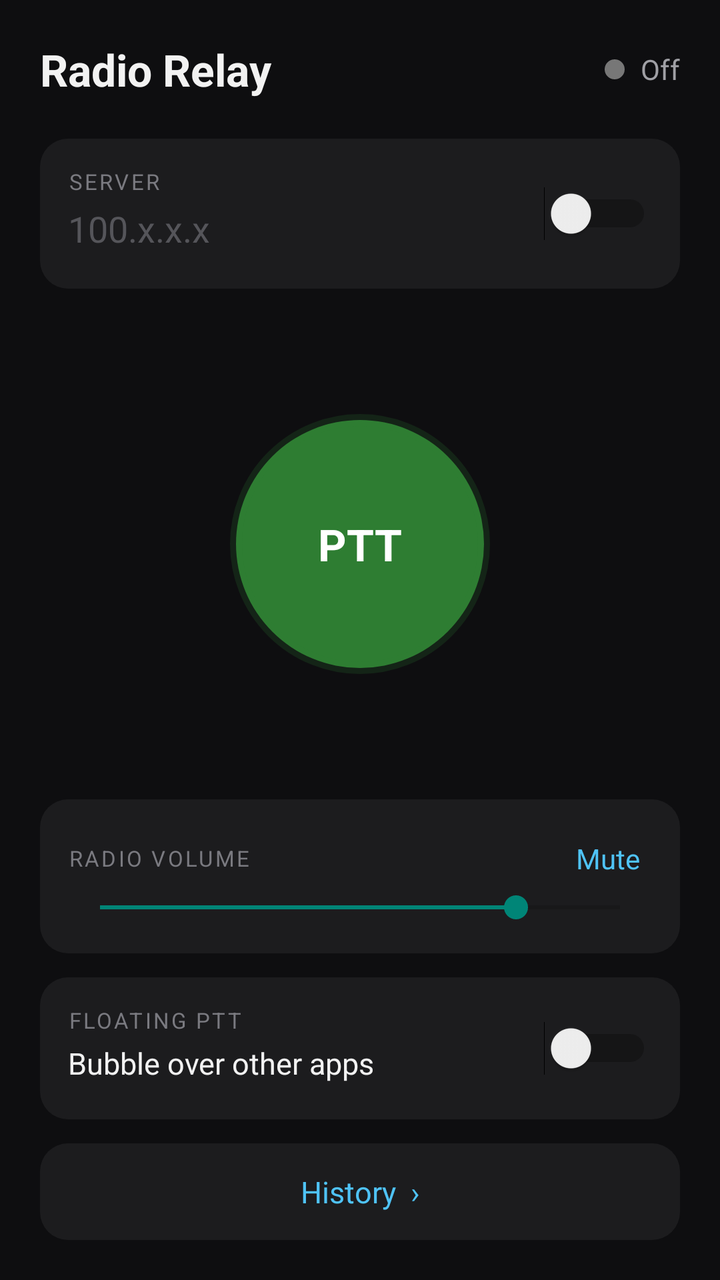
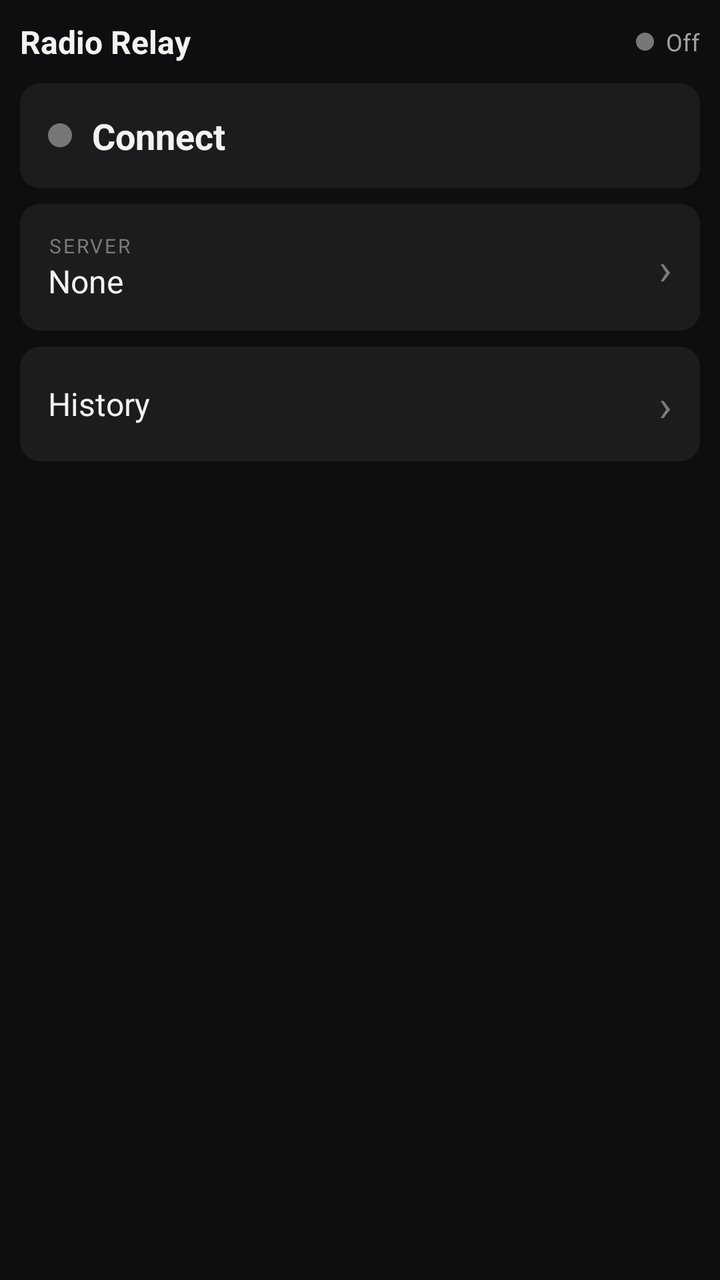

Compare the two renders of this Android layout. The source of the first and the diff that turns it into the second are given below.
<!-- AndroidManifest.xml: application theme Theme.AppCompat.DayNight.NoActionBar -->
<!-- res/layout/activity_main.xml -->
<?xml version="1.0" encoding="utf-8"?>
<LinearLayout xmlns:android="http://schemas.android.com/apk/res/android"
    android:layout_width="match_parent" android:layout_height="match_parent"
    android:orientation="vertical" android:padding="20dp" android:background="#0E0E10">

    
    <LinearLayout android:layout_width="match_parent" android:layout_height="wrap_content" android:orientation="horizontal" android:gravity="center_vertical">
        <TextView android:layout_width="0dp" android:layout_weight="1" android:layout_height="wrap_content"
            android:text="Radio Relay" android:textColor="#F2F2F2" android:textSize="22sp" android:textStyle="bold"/>
        <View android:id="@+id/rxDot" android:layout_width="8dp" android:layout_height="8dp" android:background="@drawable/rx_dot" android:layout_marginEnd="10dp" android:visibility="invisible"/>
        <View android:id="@+id/dot" android:layout_width="10dp" android:layout_height="10dp" android:background="@drawable/status_dot" android:layout_marginEnd="8dp"/>
        <TextView android:id="@+id/status" android:layout_width="wrap_content" android:layout_height="wrap_content"
            android:text="Off" android:textColor="#A0A0A5" android:textSize="14sp"/>
    </LinearLayout>

    
    <LinearLayout android:layout_width="match_parent" android:layout_height="wrap_content" android:orientation="horizontal"
        android:gravity="center_vertical" android:background="@drawable/card_bg" android:padding="14dp" android:layout_marginTop="20dp">
        <LinearLayout android:layout_width="0dp" android:layout_weight="1" android:layout_height="wrap_content" android:orientation="vertical">
            <TextView android:layout_width="wrap_content" android:layout_height="wrap_content" android:text="SERVER" android:textColor="#7A7A80" android:textSize="11sp" android:letterSpacing="0.1"/>
            <EditText android:id="@+id/host" android:layout_width="match_parent" android:layout_height="wrap_content"
                android:hint="100.x.x.x" android:inputType="textUri" android:imeOptions="actionDone" android:background="@null"
                android:textColor="#F2F2F2" android:textColorHint="#55555A" android:textSize="18sp" android:paddingVertical="4dp"/>
        </LinearLayout>
        <Switch android:id="@+id/link" android:layout_width="wrap_content" android:layout_height="wrap_content" android:layout_marginStart="12dp"/>
    </LinearLayout>

    
    <FrameLayout android:layout_width="match_parent" android:layout_height="0dp" android:layout_weight="1">
        <View android:id="@+id/ptt" android:layout_width="130dp" android:layout_height="130dp" android:layout_gravity="center"
            android:background="@drawable/ptt_circle" android:contentDescription="Push to talk"/>
        <TextView android:id="@+id/pttLabel" android:layout_width="wrap_content" android:layout_height="wrap_content" android:layout_gravity="center"
            android:text="PTT" android:textColor="#FFFFFF" android:textSize="22sp" android:textStyle="bold" android:clickable="false"/>
    </FrameLayout>

    
    <LinearLayout android:layout_width="match_parent" android:layout_height="wrap_content" android:orientation="vertical"
        android:background="@drawable/card_bg" android:padding="14dp">
        <LinearLayout android:layout_width="match_parent" android:layout_height="wrap_content" android:orientation="horizontal" android:gravity="center_vertical">
            <TextView android:layout_width="0dp" android:layout_weight="1" android:layout_height="wrap_content" android:text="RADIO VOLUME" android:textColor="#7A7A80" android:textSize="11sp" android:letterSpacing="0.1"/>
            <TextView android:id="@+id/mute" android:layout_width="wrap_content" android:layout_height="wrap_content" android:text="Mute"
                android:textColor="#4FC3F7" android:textSize="14sp" android:padding="6dp" android:clickable="true" android:focusable="true"/>
        </LinearLayout>
        <SeekBar android:id="@+id/volume" android:layout_width="match_parent" android:layout_height="wrap_content" android:max="100" android:progress="80"/>
    </LinearLayout>

    <LinearLayout android:layout_width="match_parent" android:layout_height="wrap_content" android:orientation="horizontal"
        android:gravity="center_vertical" android:background="@drawable/card_bg" android:padding="14dp" android:layout_marginTop="12dp">
        <LinearLayout android:layout_width="0dp" android:layout_weight="1" android:layout_height="wrap_content" android:orientation="vertical">
            <TextView android:layout_width="wrap_content" android:layout_height="wrap_content" android:text="FLOATING PTT" android:textColor="#7A7A80" android:textSize="11sp" android:letterSpacing="0.1"/>
            <TextView android:id="@+id/overlay" android:layout_width="wrap_content" android:layout_height="wrap_content"
                android:text="Bubble over other apps" android:textColor="#F2F2F2" android:textSize="15sp" android:paddingVertical="4dp"
                android:clickable="true" android:focusable="true"/>
        </LinearLayout>
        <Switch android:id="@+id/bubble" android:layout_width="wrap_content" android:layout_height="wrap_content" android:layout_marginStart="12dp"/>
    </LinearLayout>
    
    <TextView android:id="@+id/history" android:layout_width="match_parent" android:layout_height="wrap_content"
        android:text="History  ›" android:textColor="#4FC3F7" android:textSize="15sp" android:gravity="center"
        android:background="@drawable/card_bg" android:padding="14dp" android:layout_marginTop="12dp" android:clickable="true" android:focusable="true"/>
</LinearLayout>
<!-- resources referenced by this layout -->
<resources>
  <!-- drawable card_bg (drawable) -->
  <?xml version="1.0" encoding="utf-8"?>
  <shape xmlns:android="http://schemas.android.com/apk/res/android" android:shape="rectangle">
      <solid android:color="#1C1C1E"/><corners android:radius="14dp"/>
  </shape>
  <!-- drawable ptt_circle (drawable) -->
  <?xml version="1.0" encoding="utf-8"?>
  <selector xmlns:android="http://schemas.android.com/apk/res/android">
      <item android:state_enabled="false">
          <shape android:shape="oval"><solid android:color="#2A2A2A"/><stroke android:width="2dp" android:color="#3A3A3A"/></shape>
      </item>
      <item android:state_pressed="true">
          <shape android:shape="oval"><solid android:color="#E53935"/><stroke android:width="6dp" android:color="#66E53935"/></shape>
      </item>
      <item>
          <shape android:shape="oval"><solid android:color="#2E7D32"/><stroke android:width="6dp" android:color="#332E7D32"/></shape>
      </item>
  </selector>
  <!-- drawable rx_dot (drawable) -->
  <?xml version="1.0" encoding="utf-8"?>
  <shape xmlns:android="http://schemas.android.com/apk/res/android" android:shape="oval">
      <solid android:color="#4FC3F7"/><stroke android:width="2dp" android:color="#664FC3F7"/>
  </shape>
  <!-- drawable status_dot (drawable) -->
  <?xml version="1.0" encoding="utf-8"?>
  <shape xmlns:android="http://schemas.android.com/apk/res/android" android:shape="oval">
      <solid android:color="#777777"/><size android:width="10dp" android:height="10dp"/>
  </shape>
</resources>

<!-- the commit's change to res/layout/activity_main.xml (unified diff, before → after) -->
@@ -1,61 +1,53 @@
 <?xml version="1.0" encoding="utf-8"?>
 <LinearLayout xmlns:android="http://schemas.android.com/apk/res/android"
     android:layout_width="match_parent" android:layout_height="match_parent"
-    android:orientation="vertical" android:padding="20dp" android:background="#0E0E10">
+    android:orientation="vertical" android:padding="10dp" android:background="#0E0E10">
 
     
-    <LinearLayout android:layout_width="match_parent" android:layout_height="wrap_content" android:orientation="horizontal" android:gravity="center_vertical">
+    <LinearLayout android:layout_width="match_parent" android:layout_height="wrap_content"
+        android:orientation="horizontal" android:gravity="center_vertical" android:paddingBottom="10dp">
         <TextView android:layout_width="0dp" android:layout_weight="1" android:layout_height="wrap_content"
-            android:text="Radio Relay" android:textColor="#F2F2F2" android:textSize="22sp" android:textStyle="bold"/>
-        <View android:id="@+id/rxDot" android:layout_width="8dp" android:layout_height="8dp" android:background="@drawable/rx_dot" android:layout_marginEnd="10dp" android:visibility="invisible"/>
-        <View android:id="@+id/dot" android:layout_width="10dp" android:layout_height="10dp" android:background="@drawable/status_dot" android:layout_marginEnd="8dp"/>
+            android:text="Radio Relay" android:textColor="#F2F2F2" android:textSize="16sp" android:textStyle="bold"/>
+        <View android:id="@+id/rxDot" android:layout_width="7dp" android:layout_height="7dp"
+            android:background="@drawable/rx_dot" android:layout_marginEnd="7dp" android:visibility="invisible"/>
+        <View android:id="@+id/dot" android:layout_width="9dp" android:layout_height="9dp"
+            android:background="@drawable/status_dot" android:layout_marginEnd="6dp"/>
         <TextView android:id="@+id/status" android:layout_width="wrap_content" android:layout_height="wrap_content"
-            android:text="Off" android:textColor="#A0A0A5" android:textSize="14sp"/>
+            android:text="Off" android:textColor="#A0A0A5" android:textSize="12sp"/>
     </LinearLayout>
 
     
-    <LinearLayout android:layout_width="match_parent" android:layout_height="wrap_content" android:orientation="horizontal"
-        android:gravity="center_vertical" android:background="@drawable/card_bg" android:padding="14dp" android:layout_marginTop="20dp">
-        <LinearLayout android:layout_width="0dp" android:layout_weight="1" android:layout_height="wrap_content" android:orientation="vertical">
-            <TextView android:layout_width="wrap_content" android:layout_height="wrap_content" android:text="SERVER" android:textColor="#7A7A80" android:textSize="11sp" android:letterSpacing="0.1"/>
-            <EditText android:id="@+id/host" android:layout_width="match_parent" android:layout_height="wrap_content"
-                android:hint="100.x.x.x" android:inputType="textUri" android:imeOptions="actionDone" android:background="@null"
-                android:textColor="#F2F2F2" android:textColorHint="#55555A" android:textSize="18sp" android:paddingVertical="4dp"/>
-        </LinearLayout>
-        <Switch android:id="@+id/link" android:layout_width="wrap_content" android:layout_height="wrap_content" android:layout_marginStart="12dp"/>
+    <LinearLayout android:id="@+id/connect" android:layout_width="match_parent" android:layout_height="wrap_content"
+        android:orientation="horizontal" android:gravity="center_vertical" android:background="@drawable/menu_row"
+        android:padding="14dp" android:layout_marginBottom="8dp" android:focusable="true" android:clickable="true"
+        android:nextFocusUp="@id/connect">
+        <View android:id="@+id/connectDot" android:layout_width="12dp" android:layout_height="12dp"
+            android:background="@drawable/status_dot" android:layout_marginEnd="10dp"/>
+        <TextView android:id="@+id/connectLabel" android:layout_width="wrap_content" android:layout_height="wrap_content"
+            android:text="Connect" android:textColor="#F2F2F2" android:textSize="18sp" android:textStyle="bold"/>
     </LinearLayout>
 
     
-    <FrameLayout android:layout_width="match_parent" android:layout_height="0dp" android:layout_weight="1">
-        <View android:id="@+id/ptt" android:layout_width="130dp" android:layout_height="130dp" android:layout_gravity="center"
-            android:background="@drawable/ptt_circle" android:contentDescription="Push to talk"/>
-        <TextView android:id="@+id/pttLabel" android:layout_width="wrap_content" android:layout_height="wrap_content" android:layout_gravity="center"
-            android:text="PTT" android:textColor="#FFFFFF" android:textSize="22sp" android:textStyle="bold" android:clickable="false"/>
-    </FrameLayout>
+    <LinearLayout android:id="@+id/servers" android:layout_width="match_parent" android:layout_height="wrap_content"
+        android:orientation="horizontal" android:gravity="center_vertical" android:background="@drawable/menu_row"
+        android:padding="14dp" android:layout_marginBottom="8dp" android:focusable="true" android:clickable="true">
+        <LinearLayout android:layout_width="0dp" android:layout_weight="1" android:layout_height="wrap_content" android:orientation="vertical">
+            <TextView android:layout_width="wrap_content" android:layout_height="wrap_content"
+                android:text="SERVER" android:textColor="#7A7A80" android:textSize="10sp" android:letterSpacing="0.1"/>
+            <TextView android:id="@+id/serverValue" android:layout_width="wrap_content" android:layout_height="wrap_content"
+                android:text="None" android:textColor="#F2F2F2" android:textSize="16sp" android:singleLine="true"/>
+        </LinearLayout>
+        <TextView android:layout_width="wrap_content" android:layout_height="wrap_content"
+            android:text="›" android:textColor="#7A7A80" android:textSize="22sp"/>
+    </LinearLayout>
 
     
-    <LinearLayout android:layout_width="match_parent" android:layout_height="wrap_content" android:orientation="vertical"
-        android:background="@drawable/card_bg" android:padding="14dp">
-        <LinearLayout android:layout_width="match_parent" android:layout_height="wrap_content" android:orientation="horizontal" android:gravity="center_vertical">
-            <TextView android:layout_width="0dp" android:layout_weight="1" android:layout_height="wrap_content" android:text="RADIO VOLUME" android:textColor="#7A7A80" android:textSize="11sp" android:letterSpacing="0.1"/>
-            <TextView android:id="@+id/mute" android:layout_width="wrap_content" android:layout_height="wrap_content" android:text="Mute"
-                android:textColor="#4FC3F7" android:textSize="14sp" android:padding="6dp" android:clickable="true" android:focusable="true"/>
-        </LinearLayout>
-        <SeekBar android:id="@+id/volume" android:layout_width="match_parent" android:layout_height="wrap_content" android:max="100" android:progress="80"/>
+    <LinearLayout android:id="@+id/history" android:layout_width="match_parent" android:layout_height="wrap_content"
+        android:orientation="horizontal" android:gravity="center_vertical" android:background="@drawable/menu_row"
+        android:padding="14dp" android:focusable="true" android:clickable="true">
+        <TextView android:layout_width="0dp" android:layout_weight="1" android:layout_height="wrap_content"
+            android:text="History" android:textColor="#F2F2F2" android:textSize="16sp"/>
+        <TextView android:layout_width="wrap_content" android:layout_height="wrap_content"
+            android:text="›" android:textColor="#7A7A80" android:textSize="22sp"/>
     </LinearLayout>
-
-    <LinearLayout android:layout_width="match_parent" android:layout_height="wrap_content" android:orientation="horizontal"
-        android:gravity="center_vertical" android:background="@drawable/card_bg" android:padding="14dp" android:layout_marginTop="12dp">
-        <LinearLayout android:layout_width="0dp" android:layout_weight="1" android:layout_height="wrap_content" android:orientation="vertical">
-            <TextView android:layout_width="wrap_content" android:layout_height="wrap_content" android:text="FLOATING PTT" android:textColor="#7A7A80" android:textSize="11sp" android:letterSpacing="0.1"/>
-            <TextView android:id="@+id/overlay" android:layout_width="wrap_content" android:layout_height="wrap_content"
-                android:text="Bubble over other apps" android:textColor="#F2F2F2" android:textSize="15sp" android:paddingVertical="4dp"
-                android:clickable="true" android:focusable="true"/>
-        </LinearLayout>
-        <Switch android:id="@+id/bubble" android:layout_width="wrap_content" android:layout_height="wrap_content" android:layout_marginStart="12dp"/>
-    </LinearLayout>
-    
-    <TextView android:id="@+id/history" android:layout_width="match_parent" android:layout_height="wrap_content"
-        android:text="History  ›" android:textColor="#4FC3F7" android:textSize="15sp" android:gravity="center"
-        android:background="@drawable/card_bg" android:padding="14dp" android:layout_marginTop="12dp" android:clickable="true" android:focusable="true"/>
 </LinearLayout>
<!-- resource entries referenced after the edit -->
@@ -1,21 +1,30 @@
 <!-- resources referenced by this layout -->
 <resources>
-  <!-- drawable card_bg (drawable) -->
-  <?xml version="1.0" encoding="utf-8"?>
-  <shape xmlns:android="http://schemas.android.com/apk/res/android" android:shape="rectangle">
-      <solid android:color="#1C1C1E"/><corners android:radius="14dp"/>
-  </shape>
-  <!-- drawable ptt_circle (drawable) -->
+  <!-- drawable menu_row (drawable) -->
   <?xml version="1.0" encoding="utf-8"?>
   <selector xmlns:android="http://schemas.android.com/apk/res/android">
-      <item android:state_enabled="false">
-          <shape android:shape="oval"><solid android:color="#2A2A2A"/><stroke android:width="2dp" android:color="#3A3A3A"/></shape>
+      <item android:state_focused="true">
+          <shape android:shape="rectangle">
+              <solid android:color="#2B2B34"/><corners android:radius="10dp"/>
+              <stroke android:width="2dp" android:color="#4FC3F7"/>
+          </shape>
       </item>
       <item android:state_pressed="true">
-          <shape android:shape="oval"><solid android:color="#E53935"/><stroke android:width="6dp" android:color="#66E53935"/></shape>
+          <shape android:shape="rectangle">
+              <solid android:color="#2B2B34"/><corners android:radius="10dp"/>
+              <stroke android:width="2dp" android:color="#4FC3F7"/>
+          </shape>
+      </item>
+      <item android:state_selected="true">
+          <shape android:shape="rectangle">
+              <solid android:color="#2B2B34"/><corners android:radius="10dp"/>
+              <stroke android:width="2dp" android:color="#4FC3F7"/>
+          </shape>
       </item>
       <item>
-          <shape android:shape="oval"><solid android:color="#2E7D32"/><stroke android:width="6dp" android:color="#332E7D32"/></shape>
+          <shape android:shape="rectangle">
+              <solid android:color="#1C1C1E"/><corners android:radius="10dp"/>
+          </shape>
       </item>
   </selector>
   <!-- drawable rx_dot (drawable) -->
